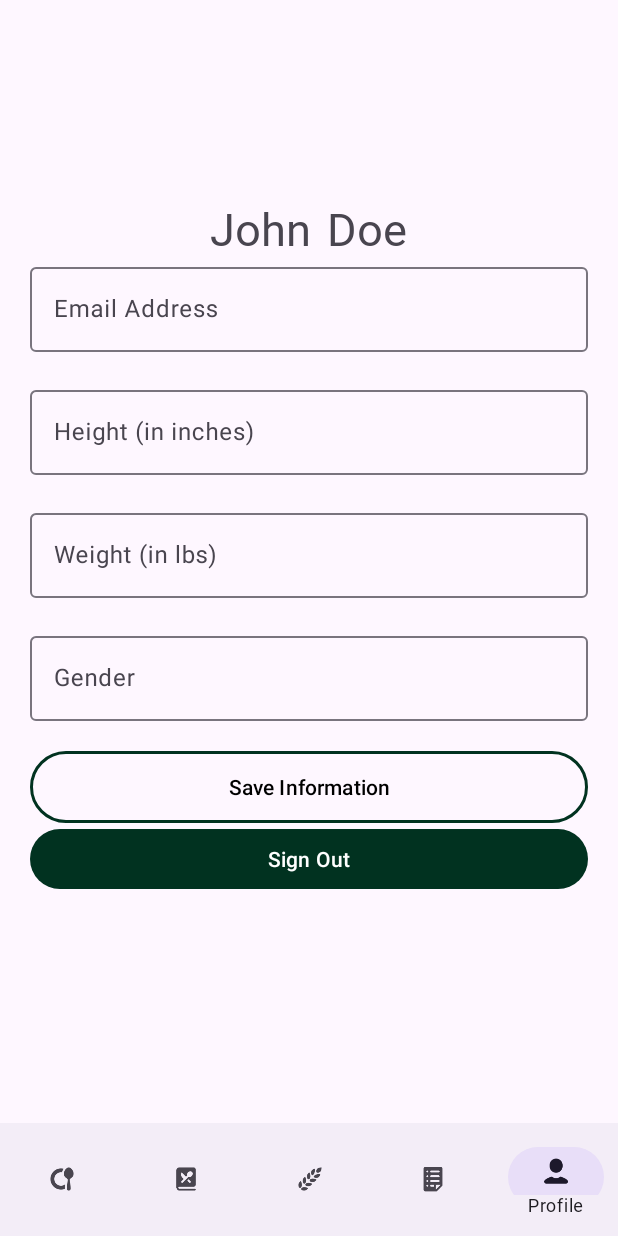
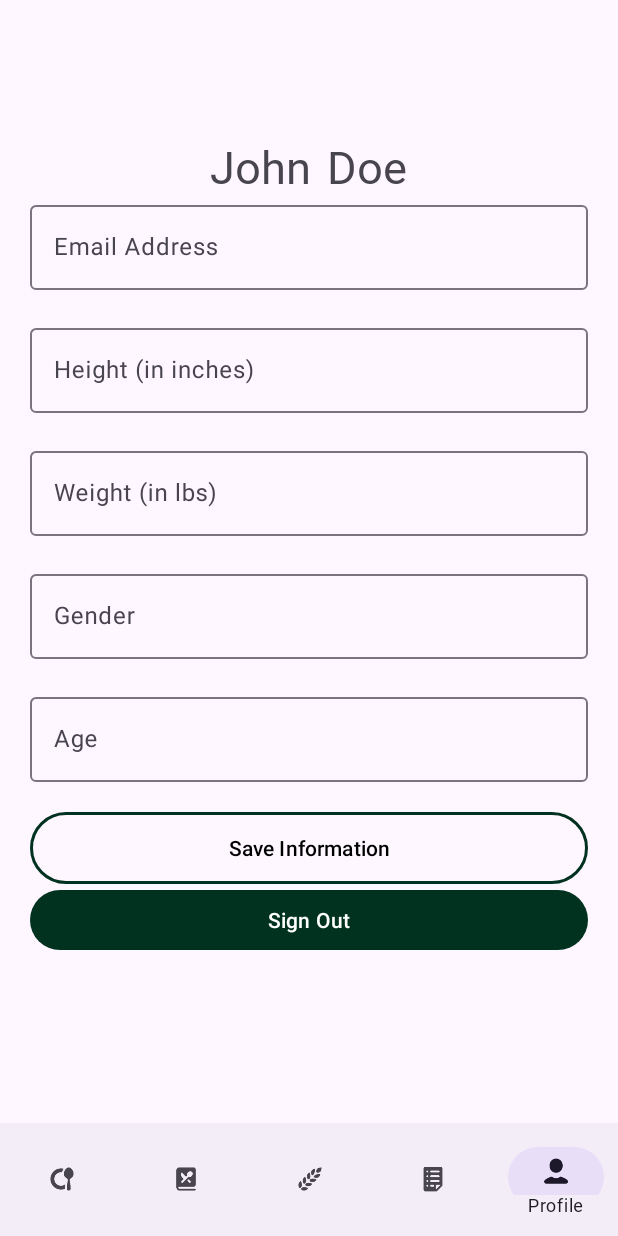
Before and after one commit to Teghpreet3001/GreenPlate, an Android app: the screen it shows after launch once a user with an empty profile is signed in (MainActivity), item 5 of the bottom bar chosen, on a phone screen of 412 x 824 dp. Run offline under Robolectric (Android 15) with nearby library versions, the phone set to English and light mode, and no system bars; our stand-ins replace Firebase (no records; nobody signed in at launch, a user with empty details on screens opened directly); 1 statement that could not run was skipped.

Commit message:
Adds Age attribute to User DB (for BMR) (#20)
Co-authored-by: Rachit Gupta <guptarachit2004@gmail.com>
Co-authored-by: Teghpreet Singh Mago <87133706+Teghpreet3001@users.noreply.github.com>

```diff
--- a/app/src/main/java/com/example/greenplate/views/ProfileFragment.java
+++ b/app/src/main/java/com/example/greenplate/views/ProfileFragment.java
@@ -35,13 +35,10 @@ public class ProfileFragment extends Fragment {
 
     private TextView uFirstName;
     private TextView uLastName;
-    private DatabaseReference dbFirstName, dbLastName, dbUserEmail, dbUserHeight, dbUserWeight, dbUserGender;
+    private DatabaseReference dbFirstName, dbLastName, dbUserEmail, dbUserHeight, dbUserWeight, dbUserGender, dbUserAge;
     private ProfileViewModel mViewModel;
 
-    private TextInputEditText uEmail;
-    private TextInputEditText uHeight;
-    private TextInputEditText uWeight;
-    private TextInputEditText uGender;
+    private TextInputEditText uEmail, uHeight, uWeight, uGender, uAge;
 
     public static ProfileFragment newInstance() {
         return new ProfileFragment();
@@ -60,6 +57,7 @@ public class ProfileFragment extends Fragment {
         uHeight = (TextInputEditText) v.findViewById(R.id.height);
         uWeight = (TextInputEditText) v.findViewById(R.id.weight);
         uGender = (TextInputEditText) v.findViewById(R.id.gender);
+        uAge = (TextInputEditText) v.findViewById(R.id.age);
 
         dbFirstName = FirebaseDatabase.getInstance("https://greenplate-d518c-default-rtdb.firebaseio.com/").getReference().child("users").child(user_id).child("firstName");
         dbLastName = FirebaseDatabase.getInstance("https://greenplate-d518c-default-rtdb.firebaseio.com/").getReference().child("users").child(user_id).child("lastName");
@@ -67,6 +65,8 @@ public class ProfileFragment extends Fragment {
         dbUserHeight = FirebaseDatabase.getInstance("https://greenplate-d518c-default-rtdb.firebaseio.com/").getReference().child("users").child(user_id).child("height");
         dbUserWeight = FirebaseDatabase.getInstance("https://greenplate-d518c-default-rtdb.firebaseio.com/").getReference().child("users").child(user_id).child("weight");
         dbUserGender = FirebaseDatabase.getInstance("https://greenplate-d518c-default-rtdb.firebaseio.com/").getReference().child("users").child(user_id).child("gender");
+        dbUserAge = FirebaseDatabase.getInstance("https://greenplate-d518c-default-rtdb.firebaseio.com/").getReference().child("users").child(user_id).child("age");
+
 
         dbFirstName.addListenerForSingleValueEvent(new ValueEventListener() {
             @Override
@@ -167,18 +167,24 @@ public class ProfileFragment extends Fragment {
             }
         });
 
+        dbUserAge.addListenerForSingleValueEvent(new ValueEventListener() {
+            @Override
+            public void onDataChange(@NonNull DataSnapshot dataSnapshot) {
+                if (dataSnapshot.exists()) {
+                    String userAge = dataSnapshot.getValue(String.class);
+                    uAge.setText(userAge);
+                }
+            }
+            @Override
+            public void onCancelled(@NonNull DatabaseError databaseError) {
+                Log.e("ProfileFragment", "Failed to read user email value.", databaseError.toException());
+            }
+        });
+
         Button saveInfoBtn = v.findViewById(R.id.saveInfoBtn);
 
         saveInfoBtn.setOnClickListener(v_2 -> {
             // Save the updated values to the database
-            System.out.println(uEmail.getText().toString());
-            System.out.println(uHeight.getText().toString());
-            System.out.println(uWeight.getText().toString());
-            System.out.println(uGender.getText().toString());
-            System.out.println(dbUserEmail);
-            System.out.println(dbUserHeight);
-            System.out.println(dbUserWeight);
-            System.out.println(dbUserGender);
             dbUserEmail.setValue(uEmail.getText().toString()).addOnFailureListener(new OnFailureListener() {
                 @Override
                 public void onFailure(@NonNull Exception e) {
@@ -189,6 +195,7 @@ public class ProfileFragment extends Fragment {
             dbUserHeight.setValue(uHeight.getText().toString());
             dbUserWeight.setValue(uWeight.getText().toString());
             dbUserGender.setValue(uGender.getText().toString());
+            dbUserAge.setValue(uAge.getText().toString());
             Toast.makeText(getActivity(), "Data updated!", Toast.LENGTH_LONG).show();
         });
 
--- a/app/src/main/java/com/example/greenplate/views/SignUpActivity.java
+++ b/app/src/main/java/com/example/greenplate/views/SignUpActivity.java
@@ -69,6 +69,7 @@ public class SignUpActivity extends AppCompatActivity {
                 String height = "Enter your Height (in inches)";
                 String weight = "Enter your Weight (in lbs)";
                 String gender = "Enter your Gender";
+                String age = "Enter your Age";
 
                 if (email.isEmpty()) {
                     Toast.makeText(SignUpActivity.this, "Email field is empty",
@@ -89,11 +90,10 @@ public class SignUpActivity extends AppCompatActivity {
                     firebaseAuth.createUserWithEmailAndPassword(email, password)
                             .addOnCompleteListener(this, task -> {
                                 if (task.isSuccessful()) {
-                                    User user = new User(firstName, lastName, email, height, weight, gender);
+                                    User user = new User(firstName, lastName, email, height, weight, gender, age);
                                     databaseReference.child("users")
                                             .child(firebaseAuth.getCurrentUser()
                                                     .getUid()).setValue(user);
-
                                     Intent intent = new Intent(SignUpActivity.this,
                                             MainActivity.class);
                                     startActivity(intent);
--- a/app/src/main/res/layout/fragment_profile.xml
+++ b/app/src/main/res/layout/fragment_profile.xml
@@ -99,6 +99,20 @@
 
         </com.google.android.material.textfield.TextInputLayout>
 
+
+        <com.google.android.material.textfield.TextInputLayout
+            android:layout_width="match_parent"
+            android:layout_height="wrap_content"
+            android:layout_marginBottom="20dp">
+
+            <com.google.android.material.textfield.TextInputEditText
+                android:id="@+id/age"
+                android:layout_width="match_parent"
+                android:layout_height="wrap_content"
+                android:hint="Age"/>
+
+        </com.google.android.material.textfield.TextInputLayout>
+
         <Button
             android:id="@+id/saveInfoBtn"
             android:layout_width="match_parent"
```
Also changed, not shown: app/src/main/java/com/example/greenplate/models/User.java (+8 -1 lines).
